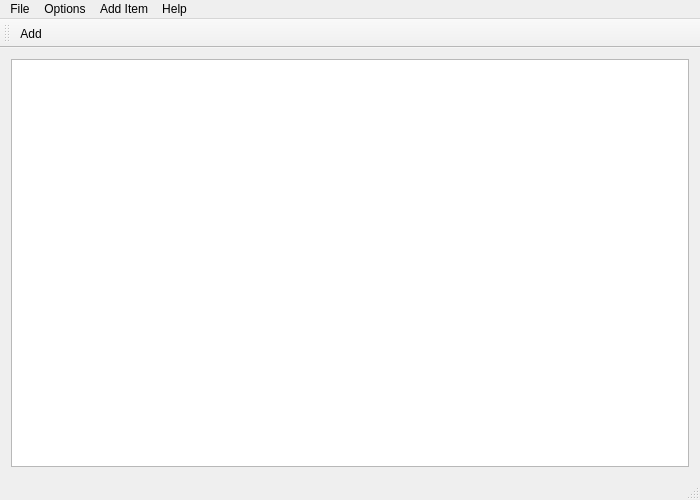
First picture: the form in KV0S/ghpsdr3/qtlogger/mainwindow.ui, repository TAPR/OpenHPSDR-SVN, before the edit.
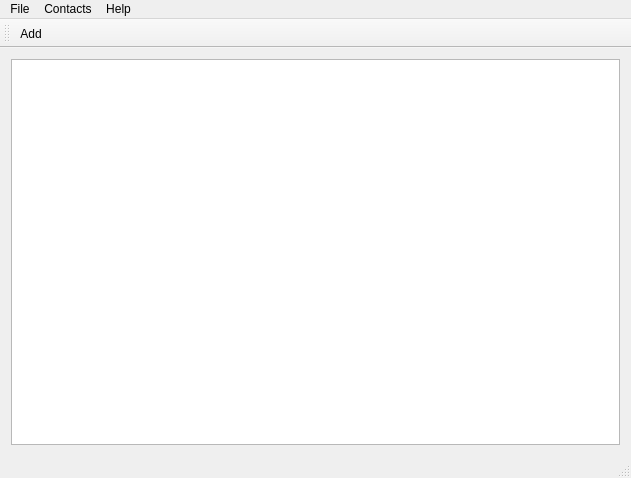
Second picture: the form after the edit. Icons and pictures are not drawn.

The edit to the form file:
```diff
--- a/KV0S/ghpsdr3/qtlogger/mainwindow.ui
+++ b/KV0S/ghpsdr3/qtlogger/mainwindow.ui
@@ -6,8 +6,8 @@
    <rect>
     <x>0</x>
     <y>0</y>
-    <width>700</width>
-    <height>500</height>
+    <width>631</width>
+    <height>478</height>
    </rect>
   </property>
   <property name="windowTitle">
@@ -16,26 +16,16 @@
   <widget class="QWidget" name="centralWidget">
    <layout class="QGridLayout" name="gridLayout_2">
     <item row="0" column="0">
-     <layout class="QVBoxLayout" name="verticalLayout">
-      <item>
-       <widget class="QTableView" name="tableView">
-        <property name="font">
-         <font>
-          <pointsize>8</pointsize>
-         </font>
-        </property>
-        <property name="lineWidth">
-         <number>1</number>
-        </property>
-        <property name="sortingEnabled">
-         <bool>true</bool>
-        </property>
-        <attribute name="horizontalHeaderShowSortIndicator" stdset="0">
-         <bool>true</bool>
-        </attribute>
-       </widget>
-      </item>
-     </layout>
+     <widget class="QTableView" name="tableView">
+      <property name="font">
+       <font>
+        <pointsize>9</pointsize>
+       </font>
+      </property>
+      <property name="sortingEnabled">
+       <bool>true</bool>
+      </property>
+     </widget>
     </item>
    </layout>
   </widget>
@@ -44,7 +34,7 @@
     <rect>
      <x>0</x>
      <y>0</y>
-     <width>700</width>
+     <width>631</width>
      <height>25</height>
     </rect>
    </property>
@@ -64,21 +54,14 @@
     </property>
     <addaction name="actionAbout"/>
    </widget>
-   <widget class="QMenu" name="menuOptions">
+   <widget class="QMenu" name="menuContacts">
     <property name="title">
-     <string>Options</string>
-    </property>
-    <addaction name="actionColumns"/>
-   </widget>
-   <widget class="QMenu" name="menuAdd">
-    <property name="title">
-     <string>Add Item</string>
+     <string>Contacts</string>
     </property>
     <addaction name="actionAdd"/>
    </widget>
    <addaction name="menuFile"/>
-   <addaction name="menuOptions"/>
-   <addaction name="menuAdd"/>
+   <addaction name="menuContacts"/>
    <addaction name="menuHelp"/>
   </widget>
   <widget class="QToolBar" name="mainToolBar">
```
Left out of the diff: 59 changed lines with no effect on the pictures.
